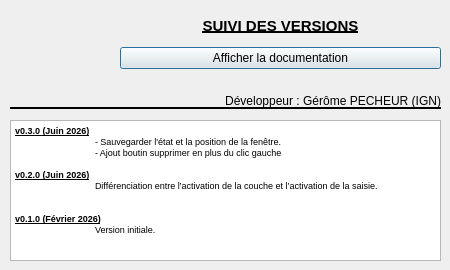
This is aproposde.ui in IGNF/objets-preferes-qgis-plugin as Qt 5 draws it before an edit. The edited form follows.
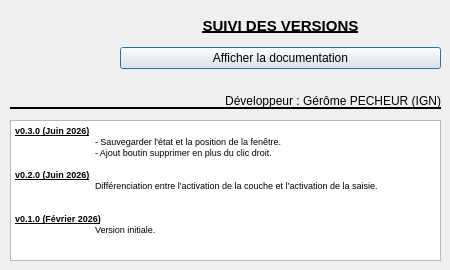
This is the edited form. Icons and pictures are not drawn.

The edit to the form file:
```diff
--- a/aproposde.ui
+++ b/aproposde.ui
@@ -102,7 +102,7 @@
 &lt;/style&gt;&lt;/head&gt;&lt;body style=&quot; font-family:'MS Shell Dlg 2'; font-size:8.25pt; font-weight:400; font-style:normal;&quot;&gt;
 &lt;p style=&quot; margin-top:0px; margin-bottom:0px; margin-left:0px; margin-right:0px; -qt-block-indent:0; text-indent:0px;&quot;&gt;&lt;span style=&quot; font-size:7pt; font-weight:600; text-decoration: underline;&quot;&gt;v0.3.0 (Juin 2026)&lt;/span&gt;&lt;/p&gt;
 &lt;p style=&quot; margin-top:0px; margin-bottom:0px; margin-left:0px; margin-right:0px; -qt-block-indent:0; text-indent:0px;&quot;&gt;&lt;span style=&quot; font-size:7pt;&quot;&gt;	- Sauvegarder l'état et la position de la fenêtre.&lt;/span&gt;&lt;/p&gt;
-&lt;p style=&quot; margin-top:0px; margin-bottom:0px; margin-left:0px; margin-right:0px; -qt-block-indent:0; text-indent:0px;&quot;&gt;&lt;span style=&quot; font-size:7pt;&quot;&gt;	- Ajout boutin supprimer en plus du clic gauche&lt;/span&gt;&lt;/p&gt;
+&lt;p style=&quot; margin-top:0px; margin-bottom:0px; margin-left:0px; margin-right:0px; -qt-block-indent:0; text-indent:0px;&quot;&gt;&lt;span style=&quot; font-size:7pt;&quot;&gt;	- Ajout boutin supprimer en plus du clic droit.&lt;/span&gt;&lt;/p&gt;
 &lt;p style=&quot;-qt-paragraph-type:empty; margin-top:0px; margin-bottom:0px; margin-left:0px; margin-right:0px; -qt-block-indent:0; text-indent:0px; font-size:7pt;&quot;&gt;&lt;br /&gt;&lt;/p&gt;
 &lt;p style=&quot; margin-top:0px; margin-bottom:0px; margin-left:0px; margin-right:0px; -qt-block-indent:0; text-indent:0px;&quot;&gt;&lt;span style=&quot; font-size:7pt; font-weight:600; text-decoration: underline;&quot;&gt;v0.2.0 (Juin 2026)&lt;/span&gt;&lt;/p&gt;
 &lt;p style=&quot; margin-top:0px; margin-bottom:0px; margin-left:0px; margin-right:0px; -qt-block-indent:0; text-indent:0px;&quot;&gt;&lt;span style=&quot; font-size:7pt;&quot;&gt;	Différenciation entre l’activation de la couche et l’activation de la saisie.&lt;/span&gt;&lt;/p&gt;
```
